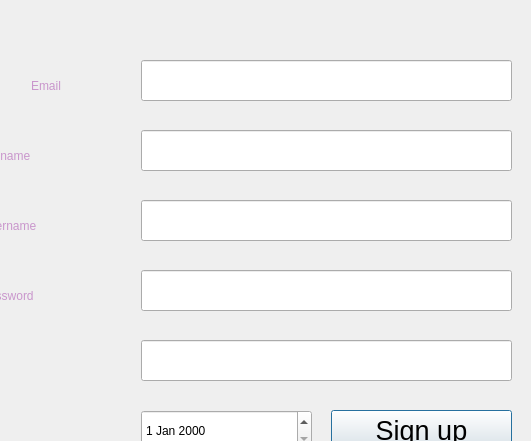
Above: signup_screen.ui from CrazyMeowl/Buck-Tragger-SE-Project before the change; both pictures show x 669 to 1200 and y 169 to 610 of the 1200 by 800 pixel window. Below: the same form after it.
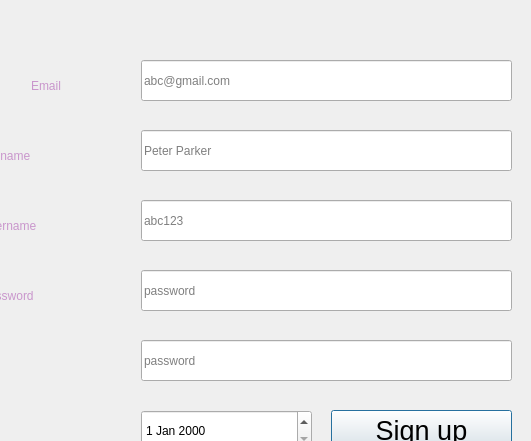
That is the form after the change.

Diff of the .ui file:
```diff
--- a/signup_screen.ui
+++ b/signup_screen.ui
@@ -127,6 +127,9 @@
     <property name="styleSheet">
      <string notr="true"/>
     </property>
+    <property name="placeholderText">
+     <string>abc123</string>
+    </property>
    </widget>
    <widget class="QLabel" name="label_3">
     <property name="geometry">
@@ -174,6 +177,9 @@
     <property name="styleSheet">
      <string notr="true"/>
     </property>
+    <property name="placeholderText">
+     <string>password</string>
+    </property>
    </widget>
    <widget class="QLabel" name="error">
     <property name="geometry">
@@ -203,6 +209,9 @@
     <property name="styleSheet">
      <string notr="true"/>
     </property>
+    <property name="placeholderText">
+     <string>password</string>
+    </property>
    </widget>
    <widget class="QLabel" name="label_5">
     <property name="geometry">
@@ -297,6 +306,9 @@
     <property name="styleSheet">
      <string notr="true"/>
     </property>
+    <property name="placeholderText">
+     <string>Peter Parker</string>
+    </property>
    </widget>
    <widget class="QLineEdit" name="email_box">
     <property name="geometry">
@@ -310,6 +322,12 @@
     <property name="styleSheet">
      <string notr="true"/>
     </property>
+    <property name="text">
+     <string/>
+    </property>
+    <property name="placeholderText">
+     <string>abc@gmail.com</string>
+    </property>
    </widget>
    <widget class="QLabel" name="label_7">
     <property name="geometry">
```
